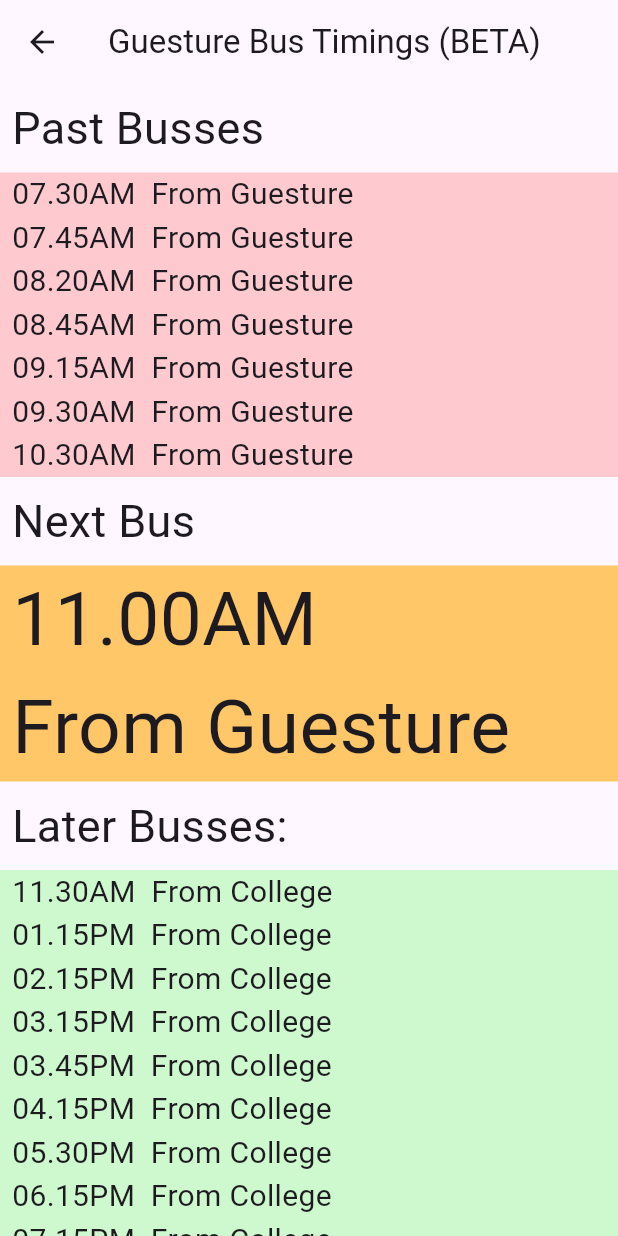
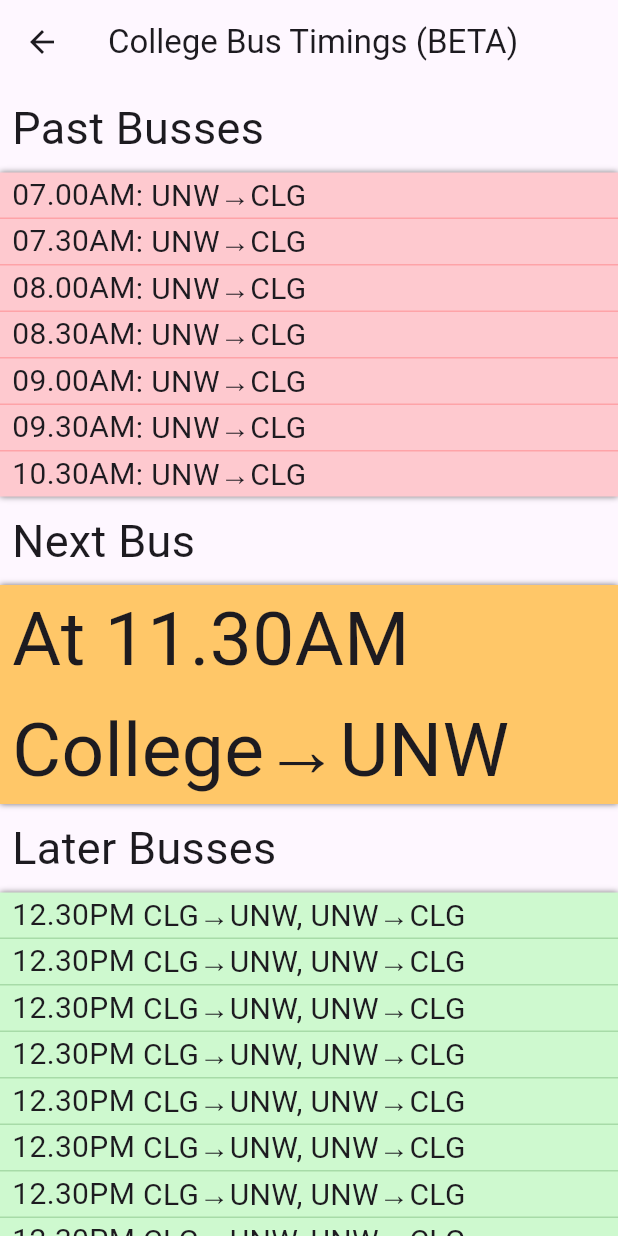
Before and after one commit to kphanipavan/IIITB_Menu, a Flutter app: the BusTimingsPage screen opened by its route, on a phone screen of 412 x 824 dp. Run offline on Flutter 3.47's test engine with Material 3 defaults, Android fonts, the phone set to English and light mode, and no system bars; our stand-ins replace qr_flutter, share_plus, shared_preferences; accounts and stored records are empty; network calls fail.

Commit message:
refac, updated bus sch and page, removed pwa deps

```diff
--- a/lib/constants.dart
+++ b/lib/constants.dart
@@ -1,6 +1,7 @@
 //ignore_for_file: constant_identifier_names
 
 import 'package:flutter/material.dart';
+import "package:iiitb_menu/models/busModels.dart";
 
 const String breakfast = "Breakfast";
 const String lunch = "Lunch";
@@ -48,28 +49,142 @@ Uri ghURI = Uri.parse("https://github.com/kphanipavan/IIITB_Menu");
 Uri excelSheetURI = Uri.parse(
     "https://iiitbac-my.sharepoint.com/:x:/g/personal/foodcommittee_iiitb_ac_in/ESrcRZMPYFpOgk2VEPd0zd8BDfsMkTUXWM4hRi-2QNF44g?e=fjFkFy");
 
-const String guesture = "Guesture";
-const String college = "College";
+const Location uniworld = Location("Uniworld", "UNW");
+const Location college = Location("College", "CLG");
+
+const BusRoute u2c = BusRoute(uniworld, college);
+const BusRoute c2u = BusRoute(college, uniworld);
 
 const List<Map<String, dynamic>> busTimimgs = [
-  {"time": "07.30AM", "count": 2, "from": guesture},
-  {"time": "07.45AM", "count": 1, "from": guesture},
-  {"time": "08.20AM", "count": 2, "from": guesture},
-  {"time": "08.45AM", "count": 1, "from": guesture},
-  {"time": "09.15AM", "count": 1, "from": guesture},
-  {"time": "09.30AM", "count": 1, "from": guesture},
-  {"time": "10.30AM", "count": 1, "from": guesture},
-  {"time": "11.00AM", "count": 1, "from": guesture},
-  {"time": "11.30AM", "count": 1, "from": college},
-  {"time": "01.15PM", "count": 1, "from": college},
-  {"time": "02.15PM", "count": 1, "from": college},
-  {"time": "03.15PM", "count": 1, "from": college},
-  {"time": "03.45PM", "count": 1, "from": college},
-  {"time": "04.15PM", "count": 1, "from": college},
-  {"time": "05.30PM", "count": 1, "from": college},
-  {"time": "06.15PM", "count": 1, "from": college},
-  {"time": "07.15PM", "count": 1, "from": college},
-  {"time": "08.15PM", "count": 1, "from": college},
-  {"time": "09.15PM", "count": 1, "from": college},
-  {"time": "10.15PM", "count": 1, "from": college},
+  {
+    "time": "07.00AM",
+    "count": 1,
+    "routes": [u2c]
+  },
+  {
+    "time": "07.30AM",
+    "count": 1,
+    "routes": [u2c]
+  },
+  {
+    "time": "08.00AM",
+    "count": 1,
+    "routes": [u2c]
+  },
+  {
+    "time": "08.30AM",
+    "count": 1,
+    "routes": [u2c]
+  },
+  {
+    "time": "09.00AM",
+    "count": 1,
+    "routes": [u2c]
+  },
+  {
+    "time": "09.30AM",
+    "count": 1,
+    "routes": [u2c]
+  },
+  {
+    "time": "10.30AM",
+    "count": 1,
+    "routes": [u2c]
+  },
+  {
+    "time": "11.30AM",
+    "count": 1,
+    "routes": [c2u]
+  },
+  {
+    "time": "12.30PM",
+    "count": 1,
+    "routes": [c2u, u2c]
+  },
+  {
+    "time": "01.30PM",
+    "count": 1,
+    "routes": [c2u, u2c]
+  },
+  {
+    "time": "02.30PM",
+    "count": 1,
+    "routes": [c2u, u2c]
+  },
+  {
+    "time": "03.30PM",
+    "count": 1,
+    "routes": [u2c]
+  },
+  {
+    "time": "04.00PM",
+    "count": 1,
+    "routes": [c2u]
+  },
+  {
+    "time": "04.30PM",
+    "count": 1,
+    "routes": [u2c]
+  },
+  {
+    "time": "05.00PM",
+    "count": 1,
+    "routes": [c2u]
+  },
+  {
+    "time": "05.30PM",
+    "count": 1,
+    "routes": [u2c]
+  },
+  {
+    "time": "06.00PM",
+    "count": 1,
+    "routes": [c2u]
+  },
+  {
+    "time": "06.30PM",
+    "count": 1,
+    "routes": [u2c]
+  },
+  {
+    "time": "07.00PM",
+    "count": 1,
+    "routes": [c2u]
+  },
+  {
+    "time": "07.30PM",
+    "count": 1,
+    "routes": [u2c]
+  },
+  {
+    "time": "08.00PM",
+    "count": 1,
+    "routes": [c2u]
+  },
+  {
+    "time": "09.00PM",
+    "count": 1,
+    "routes": [u2c]
+  },
+  {
+    "time": "09.30PM",
+    "count": 1,
+    "routes": [c2u]
+  },
+  {
+    "time": "10.30PM",
+    "count": 1,
+    "routes": [c2u]
+  },
+  {
+    "time": "11.30PM",
+    "count": 1,
+    "routes": [c2u]
+  },
 ];
+
+const BoxShadow kBusCardBlur = BoxShadow(
+  color: Colors.black54,
+  blurRadius: 3,
+  blurStyle: BlurStyle.outer,
+);
--- a/lib/main.dart
+++ b/lib/main.dart
@@ -5,21 +5,21 @@ import 'package:provider/provider.dart';
 import "package:iiitb_menu/views/share.dart";
 import "package:iiitb_menu/views/about.dart";
 import "package:iiitb_menu/views/bus.dart";
-import "package:pwa_install/pwa_install.dart";
+// import "package:pwa_install/pwa_install.dart";
 
 void main() {
   WidgetsFlutterBinding.ensureInitialized();
-  if (PWAInstall().installPromptEnabled) {
-    try {
-      PWAInstall().promptInstall_();
-    } catch (e) {
-      print("Unable to install app:");
-      print(e.toString());
-    }
-  }
-  PWAInstall().setup(installCallback: () {
-    print("Installed!!");
-  });
+  // if (PWAInstall().installPromptEnabled) {
+  // try {
+  // PWAInstall().promptInstall_();
+  // } catch (e) {
+  // print("Unable to install app:");
+  // print(e.toString());
+  // }
+  // }
+  // PWAInstall().setup(installCallback: () {
+  // print("Installed!!");
+  // });
 
   runApp(const MainApp());
 }
--- /dev/null
+++ b/lib/models/busModels.dart
@@ -0,0 +1,11 @@
+class Location {
+  final String fullName;
+  final String shortName;
+  const Location(this.fullName, this.shortName);
+}
+
+class BusRoute {
+  final Location from;
+  final Location to;
+  const BusRoute(this.from, this.to);
+}
--- a/lib/views/bus.dart
+++ b/lib/views/bus.dart
@@ -2,6 +2,7 @@ import "package:flutter/material.dart";
 import "package:iiitb_menu/widgets/busCard.dart";
 import "package:iiitb_menu/constants.dart";
 import "package:intl/intl.dart";
+import "dart:math" as math;
 
 class BusTimingsPage extends StatelessWidget {
   const BusTimingsPage({Key? key}) : super(key: key);
@@ -31,56 +32,77 @@ class BusTimingsPage extends StatelessWidget {
     // print("$leftBusses  $currentBusIndex, $currentTimeInt");
     return Scaffold(
       appBar: AppBar(
-        title: const Text("Guesture Bus Timings (BETA)"),
+        title: const Text("College Bus Timings (BETA)"),
       ),
       body: CustomScrollView(
         slivers: [
           SliverToBoxAdapter(
-              child: (leftBusses != 0)
-                  ? const Header("Past Busses")
-                  : Container()),
-          SliverList(
+            child:
+                (leftBusses != 0) ? const Header("Past Busses") : Container(),
+          ),
+          DecoratedSliver(
+            decoration: const BoxDecoration(
+              boxShadow: [kBusCardBlur],
+              color: Color(0x30ff0000),
+            ),
+            sliver: SliverList(
               delegate: SliverChildBuilderDelegate(
                 (BuildContext context, index) {
-                Map curSch = busTimimgs[index];
-                // DateTime curTime = timeFromat.parse(curSch["time"]);
-                // int curTimeInt = curTime.hour * 60 + curTime.minute;
-                return LeftBusCard(
+                  final int itemIndex = index % 2;
+                  if (itemIndex.isEven) {
+                    Map curSch = busTimimgs[(index / 2).floor()];
+                    return PastBusCard(
                         count: curSch["count"],
-                    loc: curSch["from"],
+                        loc: curSch["routes"],
                         time: curSch["time"]);
+                  } else {
+                    return const Divider(height: 1, color: Color(0x30ff0000));
+                  }
                 },
-              childCount: leftBusses,
+                childCount: math.max(0, 2 * leftBusses - 1),
+              ),
             ),
           ),
           SliverToBoxAdapter(
             child: currentBusIndex >= 0
                 ? NextBusCard(
                     count: busTimimgs[currentBusIndex]["count"],
-                    loc: busTimimgs[currentBusIndex]["from"],
+                    loc: busTimimgs[currentBusIndex]["routes"],
                     time: busTimimgs[currentBusIndex]["time"],
                   )
                 : Container(),
           ),
           SliverToBoxAdapter(
             child: (currentBusIndex >= 0)
-                ? const Header("Later Busses:")
+                ? const Header("Later Busses")
                 : const Header("No Busses Left for Today"),
           ),
-          SliverList(
+          DecoratedSliver(
+            decoration: const BoxDecoration(
+              color: Color(0x3000ff00),
+              boxShadow: [kBusCardBlur],
+            ),
+            sliver: SliverList(
               delegate: SliverChildBuilderDelegate(
                 (BuildContext context, index) {
-                Map curSch = busTimimgs[index + leftBusses + 1];
+                  final int itemIndex = index % 2;
+                  if (itemIndex.isEven) {
+                    Map curSch = busTimimgs[itemIndex + leftBusses + 1];
                     // DateTime curTime = timeFromat.parse(curSch["time"]);
                     // int curTimeInt = curTime.hour * 60 + curTime.minute;
                     return LaterBusCard(
                         count: curSch["count"],
-                    loc: curSch["from"],
+                        loc: curSch["routes"],
                         time: curSch["time"]);
+                  } else {
+                    return const Divider(height: 1, color: Color(0x30005a00));
+                  }
                 },
-              childCount: busTimimgs.length - leftBusses - 1,
+                childCount: (2 * (busTimimgs.length - leftBusses - 1)) - 1,
               ),
             ),
+          ),
+          const SliverToBoxAdapter(child: SizedBox(height: 40)),
         ],
       ),
     );
--- a/lib/views/homePage.dart
+++ b/lib/views/homePage.dart
@@ -205,7 +205,8 @@ class HomePage extends StatelessWidget {
                         newNoMenuWidget,
                         newNoMenuWidget,
                         newNoMenuWidget,
-                        ]),
+                      ],
+              ),
             );
           });
         }),
--- a/lib/widgets/busCard.dart
+++ b/lib/widgets/busCard.dart
@@ -1,8 +1,9 @@
 import "package:flutter/material.dart";
-// import "package:material_symbols_icons/symbols.dart";
+import "package:iiitb_menu/constants.dart";
+import "package:iiitb_menu/models/busModels.dart";
 
-class LeftBusCard extends StatelessWidget {
-  const LeftBusCard({
+class PastBusCard extends StatelessWidget {
+  const PastBusCard({
     Key? key,
     required this.time,
     required this.count,
@@ -10,18 +11,22 @@ class LeftBusCard extends StatelessWidget {
   }) : super(key: key);
   final String time;
   final int count;
-  final String loc;
+  final List<BusRoute> loc;
   @override
   Widget build(BuildContext context) {
+    List<String> buses = [];
+    for (BusRoute b in loc) {
+      final String arst = "${b.from.shortName}→${b.to.shortName}";
+      buses.add(arst);
+    }
+    final String busString = buses.join(", ");
     return Container(
       padding: const EdgeInsets.symmetric(horizontal: 8.0),
-      color: const Color(0x30ff0000),
+      // color: const Color(0x30ff0000),
       child: Row(
         children: [
           Text(time, style: const TextStyle(fontSize: 20)),
-          Text("  From $loc", style: const TextStyle(fontSize: 20)),
-          // Text("  x${this.count}"),
-          // Icon(Symbols.sprint_rounded),
+          Text(": $busString", style: const TextStyle(fontSize: 20)),
         ],
       ),
     );
@@ -38,21 +43,36 @@ class NextBusCard extends StatelessWidget {
   }) : super(key: key);
   final String time;
   final int count;
-  final String loc;
+  final List<BusRoute> loc;
   @override
   Widget build(BuildContext context) {
+    List<String> buses = [];
+    late final busString;
+    if (loc.isNotEmpty) {
+      for (BusRoute b in loc) {
+        final String arst = "\n${b.from.fullName}→${b.to.shortName}";
+        buses.add(arst);
+      }
+      busString = buses.join(", ");
+    } else {
+      busString = "\nNo Busses";
+    }
     return Column(
       crossAxisAlignment: CrossAxisAlignment.start,
       children: [
         const Header("Next Bus"),
         Container(
+          decoration: const BoxDecoration(
+            color: Color(0xa3ffac12),
+            boxShadow: [kBusCardBlur],
+          ),
           padding: const EdgeInsets.symmetric(horizontal: 8.0),
-          color: const Color(0xa3ffac12),
+          // color: const Color(0xa3ffac12),
           child: Row(
             mainAxisSize: MainAxisSize.max,
             children: [
               Text(
-                "$time\nFrom $loc",
+                "At $time$busString",
                 style: const TextStyle(fontSize: 50),
               ),
             ],
@@ -72,16 +92,22 @@ class LaterBusCard extends StatelessWidget {
   }) : super(key: key);
   final String time;
   final int count;
-  final String loc;
+  final List<BusRoute> loc;
   @override
   Widget build(BuildContext context) {
+    List<String> buses = [];
+    for (BusRoute b in loc) {
+      final String arst = "${b.from.shortName}→${b.to.shortName}";
+      buses.add(arst);
+    }
+    final String busString = buses.join(", ");
     return Container(
       padding: const EdgeInsets.symmetric(horizontal: 8.0),
-      color: const Color(0x3000ff00),
+      // color: const Color(0x3000ff00),
       child: Row(
         children: [
           Text(time, style: const TextStyle(fontSize: 20)),
-          Text("  From $loc", style: const TextStyle(fontSize: 20)),
+          Text(" $busString", style: const TextStyle(fontSize: 20)),
           // Text("  x${this.count}"),
           // Icon(Symbols.sprint_rounded),
         ],
--- a/pubspec.yaml
+++ b/pubspec.yaml
@@ -45,7 +45,8 @@ dependencies:
   share_plus: ^10.1.1
   url_launcher: ^6.3.1
   qr_flutter: ^4.1.0
-  pwa_install: ^0.0.6
+  # auto_size_text: ^3.0.0
+  # pwa_install: ^0.0.6
   # auto_size_text: ^3.0.0
   # material_symbols_icons: ^4.2801.0
   # sembast:
```
Lines whose indentation alone changed are shown as unchanged.
